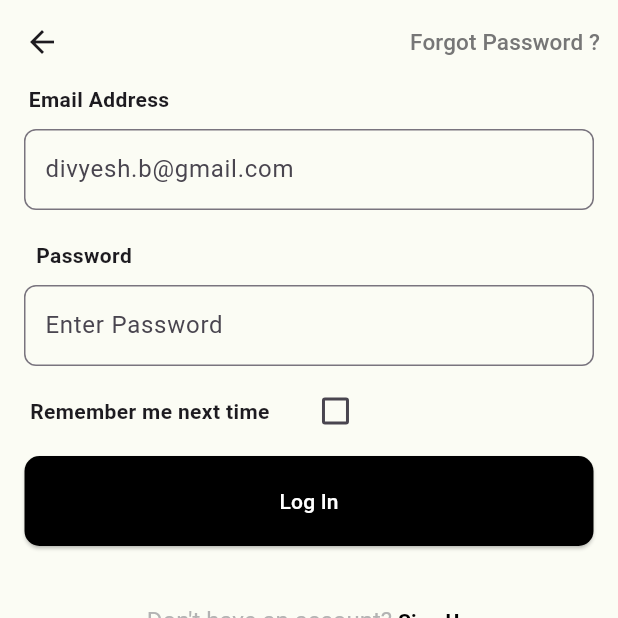
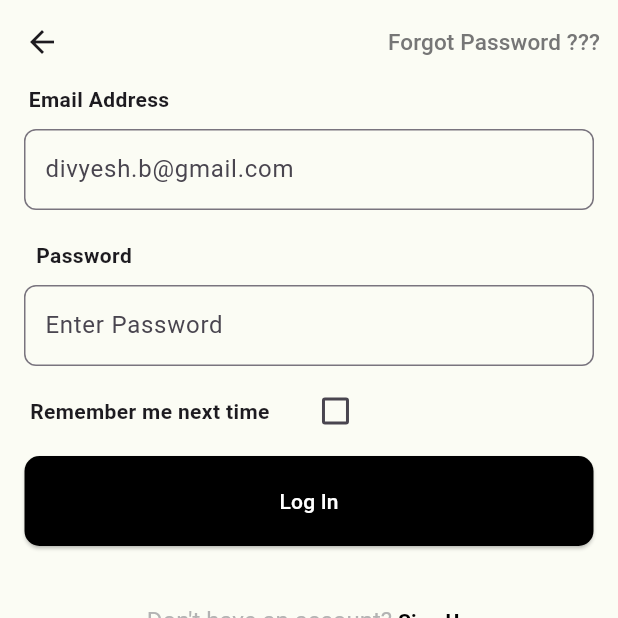
Before and after one commit to callmenour/Online.course, a Flutter app: the user screen opened directly, on a phone screen of 412 x 824 dp, the top half of it. Run offline on Flutter 3.47's test engine with Material 3 defaults, Android fonts, the phone set to English and light mode, and no system bars; our stand-ins replace salomon_bottom_bar; missing offline and left inert: dart:ffi.

```diff
--- a/lib/User.dart
+++ b/lib/User.dart
@@ -1,6 +1,6 @@
-
 import 'package:flutter/material.dart';
 import 'package:salomon_bottom_bar/salomon_bottom_bar.dart';
+
 class user extends StatefulWidget {
   const user({super.key});
 
@@ -23,12 +23,11 @@ class _userState extends State<user> {
             Navigator.pop(context);
           },
         ),
-
         actions: [
           TextButton(
             onPressed: () {},
             child: const Text(
-              'Forgot Password ?',
+              'Forgot Password ???',
               style: TextStyle(
                 color: Color(0xff767676),
                 fontSize: 15,
@@ -40,7 +39,6 @@ class _userState extends State<user> {
       body: Column(
         mainAxisAlignment: MainAxisAlignment.start,
         children: [
-
           // Container(
           //width: 500,
           //   child: Image.asset(
@@ -48,7 +46,6 @@ class _userState extends State<user> {
           //     fit: BoxFit.contain,
           //   ),
           //  ),
-
 
           Container(
             margin: const EdgeInsets.only(right: 280),
@@ -67,12 +64,12 @@ class _userState extends State<user> {
                   borderSide: BorderSide(color: Color(0xff767676), width: 2),
                 ),
                 hintText: "divyesh.b@gmail.com",
-                contentPadding: EdgeInsets.symmetric(horizontal: 10, vertical: 15),
+                contentPadding:
+                    EdgeInsets.symmetric(horizontal: 10, vertical: 15),
               ),
               keyboardType: TextInputType.emailAddress,
             ),
           ),
-
 
           Container(
             margin: const EdgeInsets.only(right: 300, top: 20),
@@ -92,7 +89,8 @@ class _userState extends State<user> {
                   borderSide: BorderSide(color: Color(0xff767676), width: 2),
                 ),
                 hintText: "Enter Password",
-                contentPadding: EdgeInsets.symmetric(horizontal: 10, vertical: 15),
+                contentPadding:
+                    EdgeInsets.symmetric(horizontal: 10, vertical: 15),
               ),
             ),
           ),
@@ -122,7 +120,8 @@ class _userState extends State<user> {
             onPressed: () {},
             style: ElevatedButton.styleFrom(
               backgroundColor: Colors.black,
-              padding: const EdgeInsets.symmetric(horizontal: 170, vertical: 20),
+              padding:
+                  const EdgeInsets.symmetric(horizontal: 170, vertical: 20),
               shape: RoundedRectangleBorder(
                 borderRadius: BorderRadius.circular(10),
               ),
@@ -146,7 +145,8 @@ class _userState extends State<user> {
                   ),
                   TextSpan(
                     text: "Sign Up",
-                    style: TextStyle(color: Colors.black, fontWeight: FontWeight.bold),
+                    style: TextStyle(
+                        color: Colors.black, fontWeight: FontWeight.bold),
                   ),
                 ],
               ),
```
Also changed, not shown: 3 other files. Lines whose indentation alone changed are shown as unchanged.
